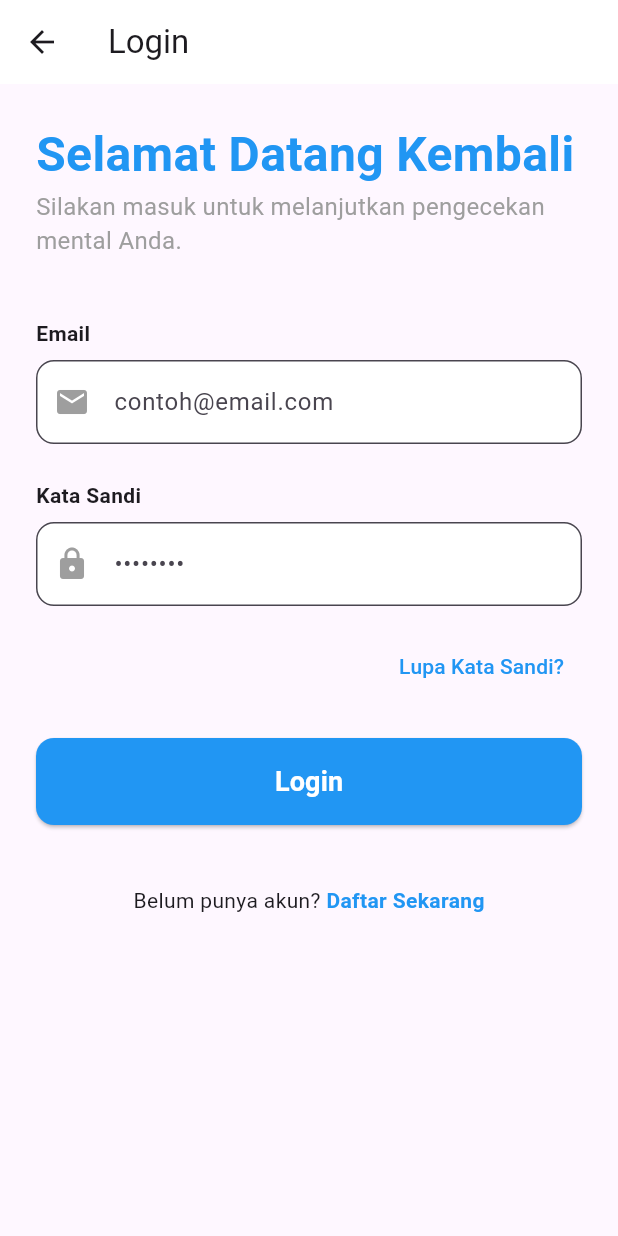
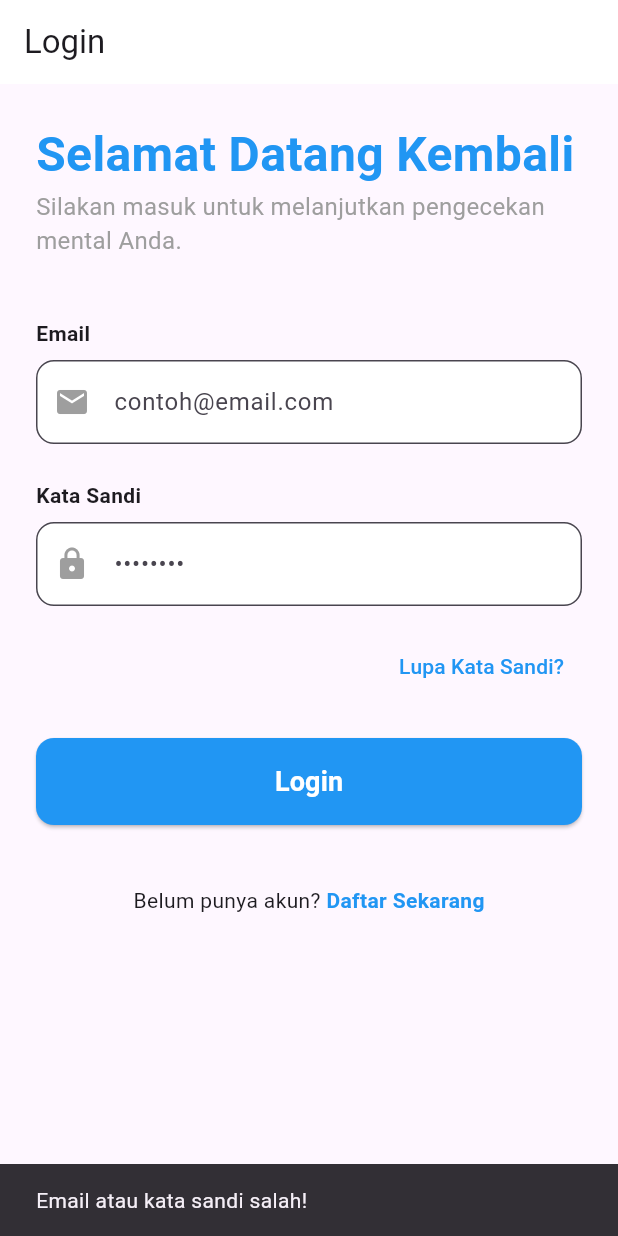
Before and after one commit to ziadsyahrul/Flutter-App-UTS-A-MT, a Flutter app: the LoginScreen screen opened directly, after a tap on "Login", on a phone screen of 412 x 824 dp. Run offline on Flutter 3.47's test engine with Material 3 defaults, Android fonts, the phone set to English and light mode, and no system bars; our stand-ins replace fl_chart, shared_preferences, sqflite; accounts and stored records are empty.

Commit message:
Implementasi Login dan Register Before Testing

```diff
--- a/lib/database/database_helper.dart
+++ b/lib/database/database_helper.dart
@@ -352,5 +352,59 @@ class DatabaseHelper {
     // Tambahkan rules lain sesuai kebutuhan...
   }
 
+  Future<int> insertUser(String name, String email, String password) async {
+    final db = await database;
+
+    // Periksa apakah email sudah terdaftar
+    final existingUser = await db.query(
+      'users',
+      where: 'email = ?',
+      whereArgs: [email],
+    );
+
+    if (existingUser.isNotEmpty) {
+      // Mengembalikan -1 jika email sudah ada (atau throw error, tergantung preferensi)
+      return -1;
+    }
+
+    final data = {
+      'name': name,
+      'email': email,
+      // Penting: Dalam aplikasi nyata, password harus selalu di-hash (misalnya dengan bcrypt)
+      // Sebelum disimpan. Untuk contoh sqflite sederhana ini, kita simpan plain text.
+      'password': password,
+      'created_at': DateTime.now().toIso8601String(),
+    };
+
+    // Mengembalikan ID pengguna baru yang berhasil dimasukkan
+    return await db.insert(
+      'users',
+      data,
+      conflictAlgorithm: ConflictAlgorithm.replace,
+    );
+  }
+
+  Future<Map<String, dynamic>?> getUser(String email, String password) async {
+    final db = await database;
+
+    // Mencari pengguna yang cocok dengan email DAN password
+    // Catatan: Jika password di-hash, kita perlu mengambil pengguna berdasarkan email
+    // terlebih dahulu, lalu membandingkan hash password di dalam kode Dart.
+    final List<Map<String, dynamic>> maps = await db.query(
+      'users',
+      where: 'email = ? AND password = ?',
+      whereArgs: [email, password],
+      limit: 1,
+    );
+
+    if (maps.isNotEmpty) {
+      // Jika ditemukan, kembalikan data pengguna pertama
+      return maps.first;
+    }
+
+    // Jika tidak ditemukan, kembalikan null
+    return null;
+  }
+
   // CRUD Methods akan ditambahkan nanti
 }
--- a/lib/providers/auth_provider.dart
+++ b/lib/providers/auth_provider.dart
@@ -0,0 +1,66 @@
+// lib/providers/auth_provider.dart
+import 'package:flutter/material.dart';
+import 'package:shared_preferences/shared_preferences.dart';
+import '../database/database_helper.dart';
+
+class AuthProvider extends ChangeNotifier {
+  bool _isLoggedIn = false;
+  int? _currentUserId; // Menyimpan ID pengguna yang sedang login
+
+  bool get isLoggedIn => _isLoggedIn;
+  int? get currentUserId => _currentUserId;
+
+  AuthProvider() {
+    _checkLoginStatus();
+  }
+
+  // Cek status login saat aplikasi dimulai
+  Future<void> _checkLoginStatus() async {
+    final prefs = await SharedPreferences.getInstance();
+    _isLoggedIn = prefs.getBool('isLoggedIn') ?? false;
+    _currentUserId = prefs.getInt('currentUserId');
+    notifyListeners();
+  }
+
+  // --- Fungsi Login ---
+  Future<bool> login(String email, String password) async {
+    final dbHelper = DatabaseHelper();
+    final user = await dbHelper.getUser(email, password);
+
+    if (user != null) {
+      final prefs = await SharedPreferences.getInstance();
+      _isLoggedIn = true;
+      _currentUserId = user['id'] as int;
+
+      await prefs.setBool('isLoggedIn', true);
+      await prefs.setInt('currentUserId', _currentUserId!);
+      notifyListeners();
+      return true;
+    }
+    return false;
+  }
+
+  // --- Fungsi Register ---
+  Future<bool> register(String name, String email, String password) async {
+    final dbHelper = DatabaseHelper();
+    // Diasumsikan DatabaseHelper memiliki fungsi untuk memasukkan pengguna baru
+    final newId = await dbHelper.insertUser(name, email, password);
+
+    if (newId > 0) {
+      // Setelah register, langsung login
+      await login(email, password);
+      return true;
+    }
+    return false;
+  }
+
+  // --- Fungsi Logout ---
+  Future<void> logout() async {
+    final prefs = await SharedPreferences.getInstance();
+    await prefs.remove('isLoggedIn');
+    await prefs.remove('currentUserId');
+    _isLoggedIn = false;
+    _currentUserId = null;
+    notifyListeners();
+  }
+}
--- a/lib/screens/auth/login_screen.dart
+++ b/lib/screens/auth/login_screen.dart
@@ -1,4 +1,10 @@
 import 'package:flutter/material.dart';
+import 'package:flutter_app_for_ues/providers/auth_provider.dart';
+import 'package:flutter_app_for_ues/screens/home/home_screen.dart';
+import 'package:provider/provider.dart';
+
+final TextEditingController _emailController = TextEditingController();
+final TextEditingController _passwordController = TextEditingController();
 
 class LoginScreen extends StatelessWidget {
   @override
@@ -64,8 +70,33 @@ class LoginScreen extends StatelessWidget {
             SizedBox(
               width: double.infinity,
               child: ElevatedButton(
-                onPressed: () {
-                  // Aksi Login
+                onPressed: () async {
+                  final auth = Provider.of<AuthProvider>(
+                    context,
+                    listen: false,
+                  );
+                  bool success = await auth.login(
+                    _emailController.text,
+                    _passwordController.text,
+                  );
+
+                  if (success) {
+                    // Berhasil Login: Ganti layar ke Home
+                    Navigator.pushReplacement(
+                      context,
+                      MaterialPageRoute(
+                        builder: (context) =>
+                            HomeScreen(userId: auth.currentUserId!),
+                      ),
+                    );
+                  } else {
+                    // Gagal Login: Tampilkan pesan error
+                    ScaffoldMessenger.of(context).showSnackBar(
+                      const SnackBar(
+                        content: Text('Email atau kata sandi salah!'),
+                      ),
+                    );
+                  }
                 },
                 style: ElevatedButton.styleFrom(
                   backgroundColor: const Color(0xFF2196F3), // Biru Primer
```
Also changed, not shown: lib/main.dart (+14 -3 lines), lib/screens/auth/register_screen.dart (+46 -2 lines), lib/screens/splash/splash_screen.dart (+20 -4 lines).
